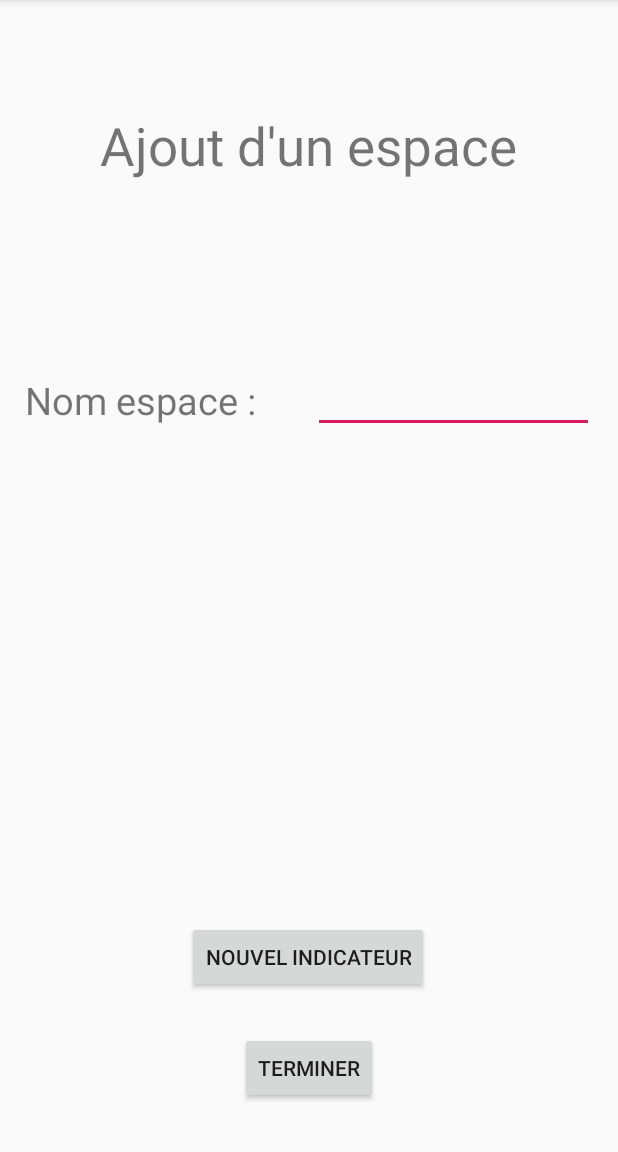
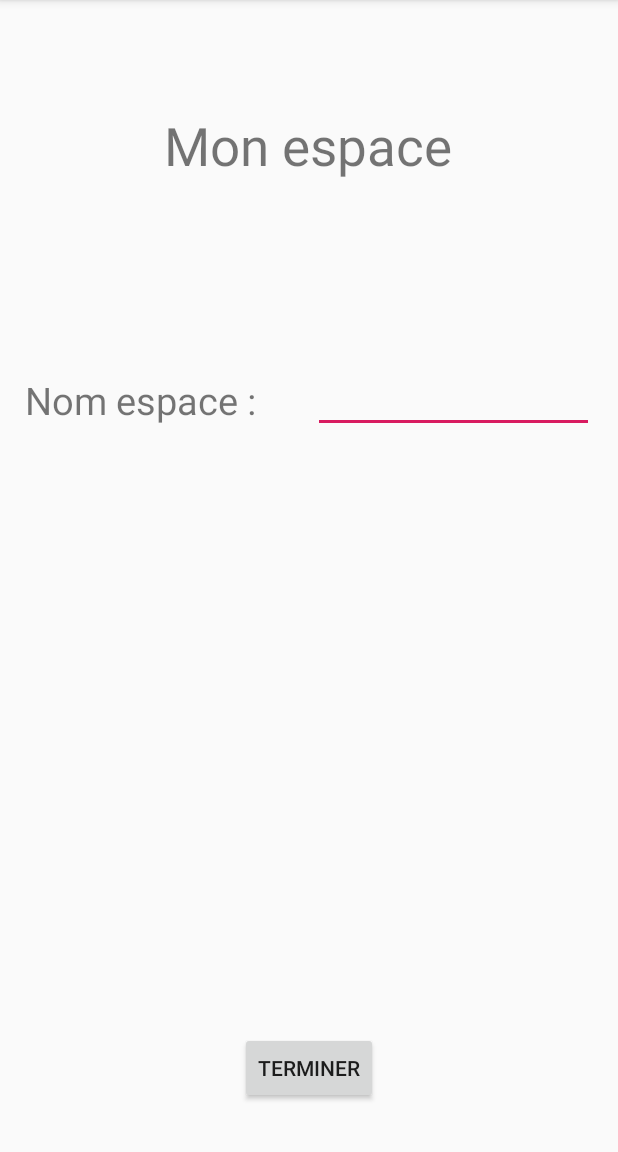
Before and after one commit to SabreNicolas/ANDROID, an Android app: the addEspace screen opened directly, with no data from a screen before it, on a phone screen of 412 x 824 dp, the part 84-1236 px from its top. Run offline under Robolectric (Android 15) with nearby library versions, the phone set to English and light mode, and no system bars; network calls fail; 1 statement that could not run was skipped.

```diff
--- a/app/src/main/java/com/example/mylife/Calendar.java
+++ b/app/src/main/java/com/example/mylife/Calendar.java
@@ -39,7 +39,7 @@ public class Calendar extends AppCompatActivity implements View.OnClickListener{
         btnHistoric.setOnClickListener(this);
 
         getDateJour();
-
+        dateFormatted = dateJourFormatted;
 
         mCalendarView.setOnDayClickListener(new OnDayClickListener() {
 
@@ -77,10 +77,6 @@ public class Calendar extends AppCompatActivity implements View.OnClickListener{
                 //recuperer le jour sélectionné saisi , s'il n'est pas vide changer d'activité
                 //et afficher historique de ce jour
 
-                if(dateFormatted.isEmpty()){
-                    alerter("Choisir une date");
-                    return;
-                }
                 Bundle myBundle = new Bundle();
                 myBundle.putString("date",dateFormatted);
 
--- a/app/src/main/java/com/example/mylife/ListEspaces.java
+++ b/app/src/main/java/com/example/mylife/ListEspaces.java
@@ -53,7 +53,7 @@ public class ListEspaces extends AppCompatActivity {
             //String res = MainActivity.this.gs.requete(qs[0]);
             String res = null;
             try {
-                res = ListEspaces.this.gs.requete(qs[0],"GET");
+                res = ListEspaces.this.gs.requete(qs[0],"GET",null);
             } catch (Exception e) {
                 e.printStackTrace();
             }
--- a/app/src/main/java/com/example/mylife/ListIndicateurs.java
+++ b/app/src/main/java/com/example/mylife/ListIndicateurs.java
@@ -51,7 +51,7 @@ public class ListIndicateurs extends AppCompatActivity {
             //String res = MainActivity.this.gs.requete(qs[0]);
             String res = null;
             try {
-                res = ListIndicateurs.this.gs.requete(qs[0],"GET");
+                res = ListIndicateurs.this.gs.requete(qs[0],"GET",null);
             } catch (Exception e) {
                 e.printStackTrace();
             }
--- a/app/src/main/java/com/example/mylife/MainActivity.java
+++ b/app/src/main/java/com/example/mylife/MainActivity.java
@@ -54,7 +54,7 @@ public class MainActivity extends AppCompatActivity implements View.OnClickListe
             //String res = MainActivity.this.gs.requete(qs[0]);
             String res = null;
             try {
-                res = MainActivity.this.gs.requete(qs[0],"GET");
+                res = MainActivity.this.gs.requete(qs[0],"GET",null);
             } catch (Exception e) {
                 e.printStackTrace();
             }
@@ -89,7 +89,6 @@ public class MainActivity extends AppCompatActivity implements View.OnClickListe
                 Intent versAcceuil= new Intent(gs,ListEspaces.class);
                 startActivity(versAcceuil);
 
-                //MainActivity.this.gs.alerter(u.toString());
             }
         }
     }
--- a/app/src/main/java/com/example/mylife/inscription.java
+++ b/app/src/main/java/com/example/mylife/inscription.java
@@ -46,7 +46,7 @@ public class inscription extends AppCompatActivity implements View.OnClickListen
             // On exécute la requete
             String res = null;
             try {
-                res = inscription.this.gs.requete(qs[0],"POST");
+                res = inscription.this.gs.requete(qs[0],"POST",null);
 
             } catch (Exception e) {
                 e.printStackTrace();
--- a/app/src/main/res/layout/activity_add_espace.xml
+++ b/app/src/main/res/layout/activity_add_espace.xml
@@ -46,18 +46,6 @@
         app:layout_constraintVertical_bias="0.342" />
 
     <Button
-        android:id="@+id/buttonNouvelIndicateur"
-        android:layout_width="wrap_content"
-        android:layout_height="wrap_content"
-        android:text="@string/newIndicateur"
-        app:layout_constraintBottom_toBottomOf="parent"
-        app:layout_constraintEnd_toEndOf="parent"
-        app:layout_constraintHorizontal_bias="0.498"
-        app:layout_constraintStart_toStartOf="parent"
-        app:layout_constraintTop_toTopOf="parent"
-        app:layout_constraintVertical_bias="0.853" />
-
-    <Button
         android:id="@+id/buttonTerminerAddEspace"
         android:layout_width="wrap_content"
         android:layout_height="wrap_content"
--- a/app/src/main/res/values/strings.xml
+++ b/app/src/main/res/values/strings.xml
@@ -13,10 +13,10 @@
     <string name="messInscription">Vous n\'avez pas de compte ?</string>
     <string name="mesEspaces">Mes Espaces</string>
     <string name="mesIndicateurs">Mes Indicateurs</string>
-    <string name="addIndicateur">Ajout d\'un indicateur</string>
+    <string name="addIndicateur">Mon indicateur</string>
     <string name="nameIndicateur">Nom indicateur :</string>
     <string name="type">Type :</string>
-    <string name="addEspace">Ajout d\'un espace</string>
+    <string name="addEspace">Mon espace</string>
     <string name="nameEspace">Nom espace :</string>
     <string name="choiseType">Choissisez un type</string>
     <string name="historic">Voir historique de ce jour</string>
```
Also changed, not shown: app/src/main/java/com/example/mylife/GlobalState.java (+21 -6 lines), app/src/main/java/com/example/mylife/MyCustomAdapter.java (+6 -3 lines), app/src/main/java/com/example/mylife/addEspace.java (+43 -11 lines), app/src/main/java/com/example/mylife/addIndicateur.java (+8 -0 lines), app/src/main/res/layout/activity_add_indicateur.xml (+0 -12 lines).
